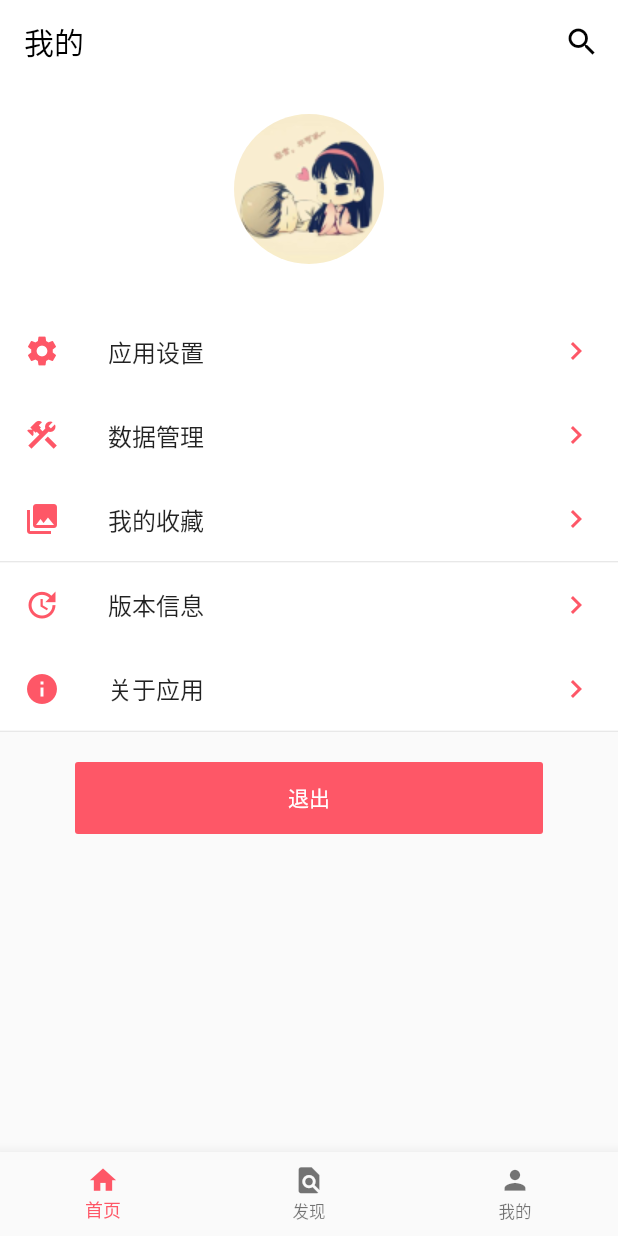
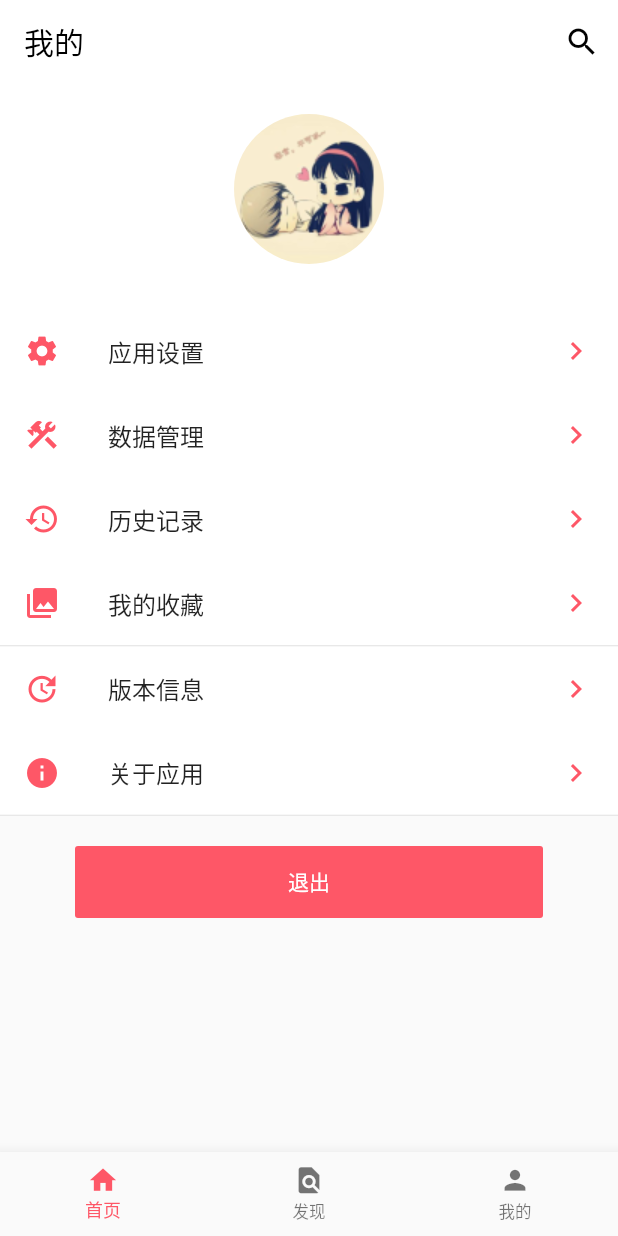
Before and after one commit to chillley/misty_master, a Flutter app: the screen it shows after launch, swiped to page 3, on a phone screen of 412 x 824 dp. Run offline on Flutter 3.47's test engine with Material 2 defaults, Android fonts, the phone set to English and light mode, and no system bars; drawn by our look-alikes of flutter_smart_dialog, oktoast; our stand-ins replace connectivity_plus, dio, extended_image, get, wakelock; missing offline and left inert: common_utils, fijkplayer; network calls fail; statements that could not run were skipped.

Commit message:
add history

```diff
--- a/lib/pages/mine/mine_page.dart
+++ b/lib/pages/mine/mine_page.dart
@@ -57,6 +57,7 @@ class MinePage extends StatelessWidget {
             ),
             _buildItem(context, Icons.settings, '应用设置'),
             _buildItem(context, Icons.construction, '数据管理'),
+            _buildItem(context, Icons.history, '历史记录'),
             _buildItem(context, Icons.collections, '我的收藏'),
             const Divider(
               height: 1,
```
